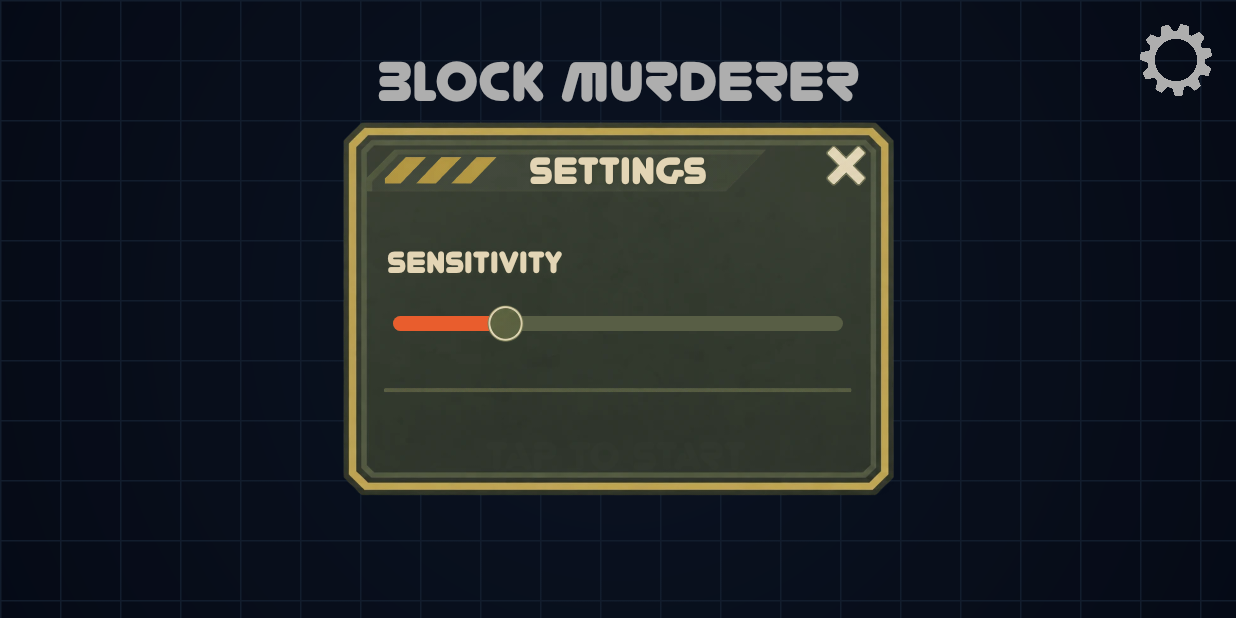
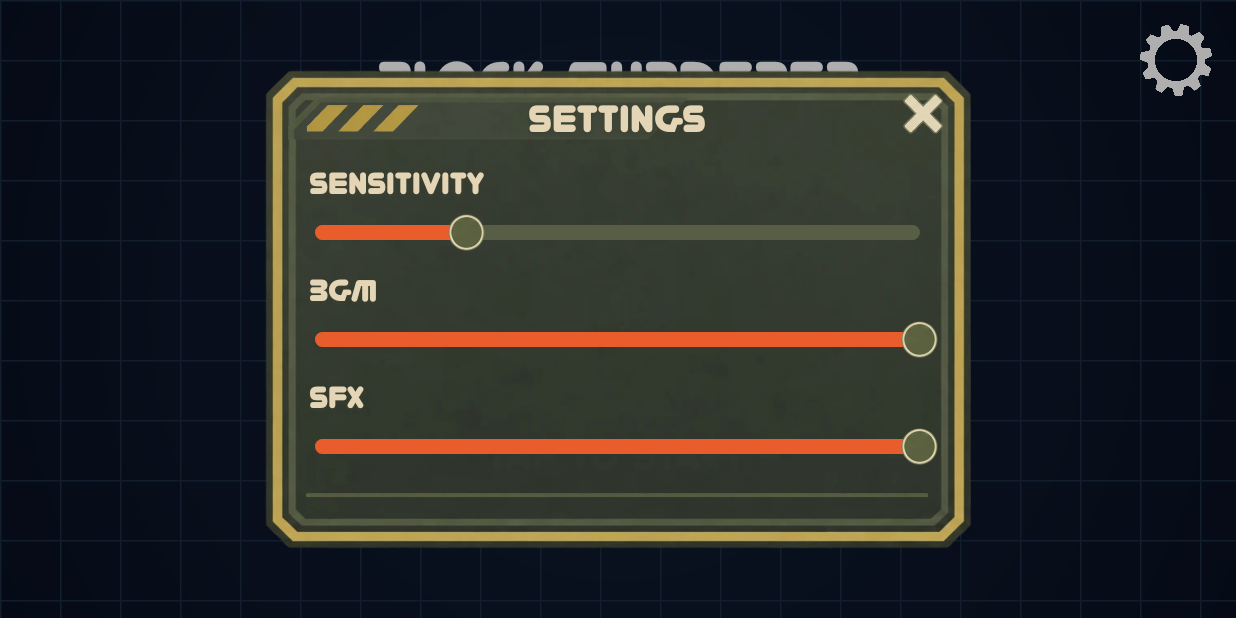
Before and after one commit to DoodleOfSun/MobileBug, an Android app: the screen it shows after launch (TitleActivity), after a tap on "optionbutton", on a phone screen of 824 x 412 dp (held sideways). Run offline under Robolectric (Android 15) with nearby library versions, the phone set to English and light mode, and no system bars.

Commit message:
설정창에 배경음·효과음 볼륨 조절 추가

```diff
--- a/app/src/main/java/com/example/prototypebug/AudioActivity.kt
+++ b/app/src/main/java/com/example/prototypebug/AudioActivity.kt
@@ -2,6 +2,7 @@ package com.example.prototypebug
 
 import android.media.AudioManager
 import android.view.View
+import android.widget.SeekBar
 import androidx.annotation.RawRes
 import androidx.appcompat.app.AppCompatActivity
 
@@ -45,6 +46,24 @@ abstract class AudioActivity : AppCompatActivity() {
         super.onDestroy()
     }
 
+    /** 설정창의 배경음·효과음 시크바를 저장된 값으로 맞추고, 움직이면 바로 적용·저장 */
+    protected fun setupVolumeBars(settingsView: View) {
+        val musicBar = settingsView.findViewById<SeekBar>(R.id.musicVolumeBar)
+        val effectBar = settingsView.findViewById<SeekBar>(R.id.effectVolumeBar)
+        musicBar.progress = audio.musicLevel
+        effectBar.progress = audio.effectLevel
+        musicBar.setOnSeekBarChangeListener(onLevelChanged { audio.musicLevel = it })
+        effectBar.setOnSeekBarChangeListener(onLevelChanged { audio.effectLevel = it })
+    }
+
+    private fun onLevelChanged(apply: (Int) -> Unit) = object : SeekBar.OnSeekBarChangeListener {
+        override fun onProgressChanged(bar: SeekBar, progress: Int, fromUser: Boolean) {
+            if (fromUser) apply(progress)
+        }
+        override fun onStartTrackingTouch(bar: SeekBar) {}
+        override fun onStopTrackingTouch(bar: SeekBar) {}
+    }
+
     internal fun playSound(sound: GameSound) {
         if (audioResumed) audio.play(sound)
     }
--- a/app/src/main/java/com/example/prototypebug/BaseGameActivity.kt
+++ b/app/src/main/java/com/example/prototypebug/BaseGameActivity.kt
@@ -137,6 +137,7 @@ abstract class BaseGameActivity : AudioActivity(), SensorEventListener {
             }
 
             seekBar.progress = sensitivity.toInt()
+            setupVolumeBars(settingsXML)
 
             btnClose.setGameClickListener(::playSound) {
                 sensitivity = seekBar.progress.toFloat()
--- a/app/src/main/java/com/example/prototypebug/GameAudioManager.kt
+++ b/app/src/main/java/com/example/prototypebug/GameAudioManager.kt
@@ -51,6 +51,27 @@ internal class GameAudioManager private constructor(private val context: Context
     private val lastPlayed = mutableMapOf<GameSound, Long>()
 
     private var music: MediaPlayer? = null
+    private val prefs = context.getSharedPreferences(PREFS_NAME, Context.MODE_PRIVATE)
+
+    /** 설정창의 배경음 크기 (0~100). 앱 전체 공용이라 어느 화면에서 바꿔도 똑같이 적용되고 저장됨 */
+    var musicLevel: Int = prefs.getInt(KEY_MUSIC_LEVEL, MAX_LEVEL).coerceIn(0, MAX_LEVEL)
+        set(value) {
+            field = value.coerceIn(0, MAX_LEVEL)
+            prefs.edit().putInt(KEY_MUSIC_LEVEL, field).apply()
+            // 이미 나오고 있는 배경음도 바로 크기를 바꿈
+            if (musicPrepared) music?.let { val v = musicVolume(); it.setVolume(v, v) }
+        }
+
+    /** 설정창의 효과음 크기 (0~100). 다음에 나는 효과음부터 적용됨 */
+    var effectLevel: Int = prefs.getInt(KEY_EFFECT_LEVEL, MAX_LEVEL).coerceIn(0, MAX_LEVEL)
+        set(value) {
+            field = value.coerceIn(0, MAX_LEVEL)
+            prefs.edit().putInt(KEY_EFFECT_LEVEL, field).apply()
+        }
+
+    private fun musicVolume() =
+        (GameAudioConfig.MUSIC_VOLUME * musicLevel / MAX_LEVEL).coerceIn(0f, 1f)
+
     private var musicOwner: Any? = null
     private var musicPrepared = false
     private var musicRequested = false
@@ -122,7 +143,7 @@ internal class GameAudioManager private constructor(private val context: Context
         if (previous != null && now - previous < effect.cooldownMs) return
 
         streams.remove(sound)?.let { pool.stop(it) }
-        val volume = (GameAudioConfig.EFFECT_VOLUME * effect.volume).coerceIn(0f, 1f)
+        val volume = (GameAudioConfig.EFFECT_VOLUME * effect.volume * effectLevel / MAX_LEVEL).coerceIn(0f, 1f)
         val stream = pool.play(sampleId, volume, volume, effect.priority, 0, 1f)
         if (stream != 0) {
             streams[sound] = stream
@@ -151,7 +172,7 @@ internal class GameAudioManager private constructor(private val context: Context
                 if (prepared === music) {
                     musicPrepared = true
                     prepared.isLooping = true
-                    val volume = GameAudioConfig.MUSIC_VOLUME.coerceIn(0f, 1f)
+                    val volume = musicVolume()
                     prepared.setVolume(volume, volume)
                     if (musicRequested) prepared.start()
                 }
@@ -190,6 +211,10 @@ internal class GameAudioManager private constructor(private val context: Context
 
     companion object {
         private const val TAG = "GameAudio"
+        private const val PREFS_NAME = "game_settings"
+        private const val KEY_MUSIC_LEVEL = "music_level"
+        private const val KEY_EFFECT_LEVEL = "effect_level"
+        const val MAX_LEVEL = 100
         private var instance: GameAudioManager? = null
 
         fun from(context: Context): GameAudioManager {
--- a/app/src/main/java/com/example/prototypebug/TitleActivity.kt
+++ b/app/src/main/java/com/example/prototypebug/TitleActivity.kt
@@ -77,6 +77,7 @@ class TitleActivity : AudioActivity(), SensorEventListener {
             }
 
             seekBar.progress = sensitivity.toInt()
+            setupVolumeBars(settingsXML)
 
             btnClose.setGameClickListener(::playSound) {
                 isPaused = false
--- a/app/src/main/res/layout/settings.xml
+++ b/app/src/main/res/layout/settings.xml
@@ -1,5 +1,5 @@
 <?xml version="1.0" encoding="utf-8"?>
-<!-- 설정창 (시작화면·게임 화면 공용). 코드에서 쓰는 id: btnSettingClose, sensitivityBar -->
+<!-- 설정창 (시작화면·게임 화면 공용). 코드에서 쓰는 id: btnSettingClose, sensitivityBar, musicVolumeBar, effectVolumeBar -->
 <androidx.constraintlayout.widget.ConstraintLayout xmlns:android="http://schemas.android.com/apk/res/android"
     xmlns:app="http://schemas.android.com/apk/res-auto"
     android:layout_width="550dp"
@@ -10,7 +10,7 @@
     <ImageView
         android:id="@+id/settingsPanel"
         android:layout_width="0dp"
-        android:layout_height="250dp"
+        android:layout_height="320dp"
         android:importantForAccessibility="no"
         android:scaleType="fitXY"
         android:src="@drawable/settings_panel"
@@ -86,7 +86,7 @@
         android:layout_width="wrap_content"
         android:layout_height="wrap_content"
         android:layout_marginStart="30dp"
-        android:layout_marginTop="82dp"
+        android:layout_marginTop="64dp"
         android:fontFamily="@font/youre_gone"
         android:includeFontPadding="false"
         android:shadowColor="#3C4232"
@@ -105,7 +105,7 @@
         android:layout_width="0dp"
         android:layout_height="40dp"
         android:layout_marginStart="18dp"
-        android:layout_marginTop="10dp"
+        android:layout_marginTop="2dp"
         android:layout_marginEnd="18dp"
         android:max="40"
         android:maxHeight="10dp"
@@ -119,19 +119,97 @@
         app:layout_constraintStart_toStartOf="@id/settingsPanel"
         app:layout_constraintTop_toBottomOf="@id/settingsSensitivityText" />
 
+    <!-- BGM 글자 -->
+    <TextView
+        android:id="@+id/settingsMusicText"
+        android:layout_width="wrap_content"
+        android:layout_height="wrap_content"
+        android:layout_marginStart="30dp"
+        android:layout_marginTop="6dp"
+        android:fontFamily="@font/youre_gone"
+        android:includeFontPadding="false"
+        android:shadowColor="#3C4232"
+        android:shadowDx="0"
+        android:shadowDy="2"
+        android:shadowRadius="3"
+        android:text="BGM"
+        android:textColor="#E3D5B5"
+        android:textSize="19sp"
+        app:layout_constraintStart_toStartOf="@id/settingsPanel"
+        app:layout_constraintTop_toBottomOf="@id/sensitivityBar" />
+
+    <!-- 배경음 크기 (0~100, 앱 전체 공용) -->
+    <SeekBar
+        android:id="@+id/musicVolumeBar"
+        android:layout_width="0dp"
+        android:layout_height="40dp"
+        android:layout_marginStart="18dp"
+        android:layout_marginTop="2dp"
+        android:layout_marginEnd="18dp"
+        android:max="100"
+        android:maxHeight="10dp"
+        android:min="0"
+        android:minHeight="10dp"
+        android:progress="100"
+        android:progressDrawable="@drawable/settings_seekbar_progress"
+        android:splitTrack="false"
+        android:thumb="@drawable/settings_seekbar_thumb"
+        app:layout_constraintEnd_toEndOf="@id/settingsPanel"
+        app:layout_constraintStart_toStartOf="@id/settingsPanel"
+        app:layout_constraintTop_toBottomOf="@id/settingsMusicText" />
+
+    <!-- SFX 글자 -->
+    <TextView
+        android:id="@+id/settingsEffectText"
+        android:layout_width="wrap_content"
+        android:layout_height="wrap_content"
+        android:layout_marginStart="30dp"
+        android:layout_marginTop="6dp"
+        android:fontFamily="@font/youre_gone"
+        android:includeFontPadding="false"
+        android:shadowColor="#3C4232"
+        android:shadowDx="0"
+        android:shadowDy="2"
+        android:shadowRadius="3"
+        android:text="SFX"
+        android:textColor="#E3D5B5"
+        android:textSize="19sp"
+        app:layout_constraintStart_toStartOf="@id/settingsPanel"
+        app:layout_constraintTop_toBottomOf="@id/musicVolumeBar" />
+
+    <!-- 효과음 크기 (0~100, 앱 전체 공용) -->
+    <SeekBar
+        android:id="@+id/effectVolumeBar"
+        android:layout_width="0dp"
+        android:layout_height="40dp"
+        android:layout_marginStart="18dp"
+        android:layout_marginTop="2dp"
+        android:layout_marginEnd="18dp"
+        android:max="100"
+        android:maxHeight="10dp"
+        android:min="0"
+        android:minHeight="10dp"
+        android:progress="100"
+        android:progressDrawable="@drawable/settings_seekbar_progress"
+        android:splitTrack="false"
+        android:thumb="@drawable/settings_seekbar_thumb"
+        app:layout_constraintEnd_toEndOf="@id/settingsPanel"
+        app:layout_constraintStart_toStartOf="@id/settingsPanel"
+        app:layout_constraintTop_toBottomOf="@id/settingsEffectText" />
+
     <!-- 구분선 -->
     <ImageView
         android:id="@+id/settingsDivider"
         android:layout_width="0dp"
         android:layout_height="4dp"
         android:layout_marginStart="28dp"
-        android:layout_marginTop="22dp"
+        android:layout_marginTop="10dp"
         android:layout_marginEnd="28dp"
         android:importantForAccessibility="no"
         android:scaleType="fitXY"
         android:src="@drawable/settings_divider"
         app:layout_constraintEnd_toEndOf="@id/settingsPanel"
         app:layout_constraintStart_toStartOf="@id/settingsPanel"
-        app:layout_constraintTop_toBottomOf="@id/sensitivityBar" />
+        app:layout_constraintTop_toBottomOf="@id/effectVolumeBar" />
 
 </androidx.constraintlayout.widget.ConstraintLayout>
```
